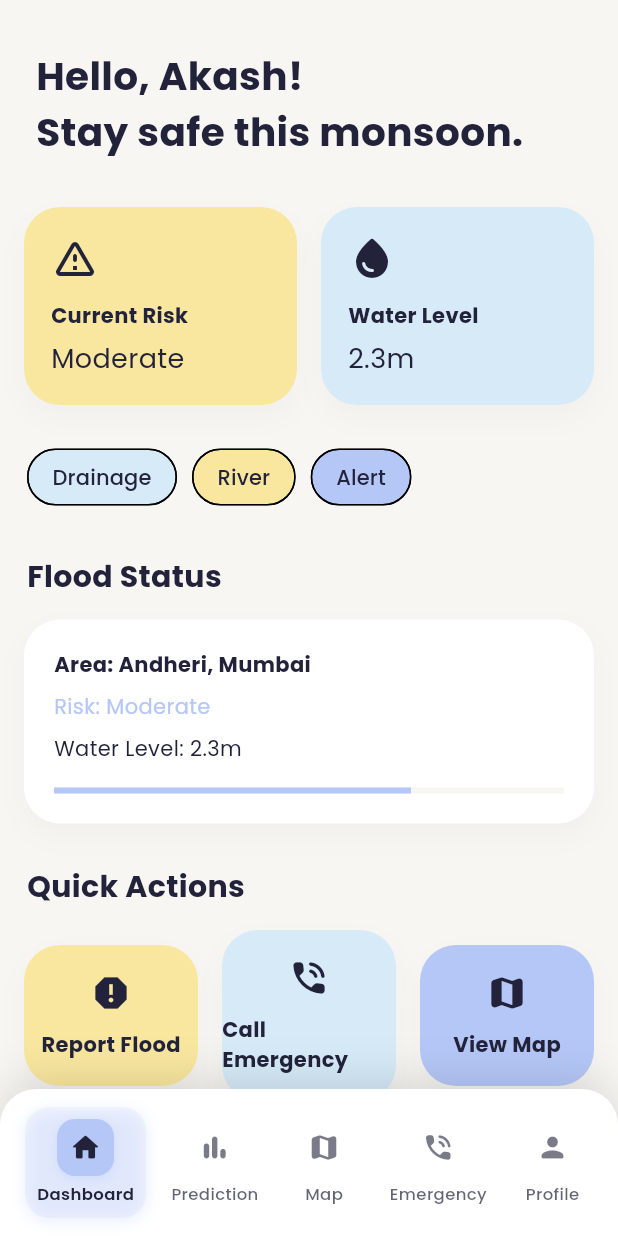
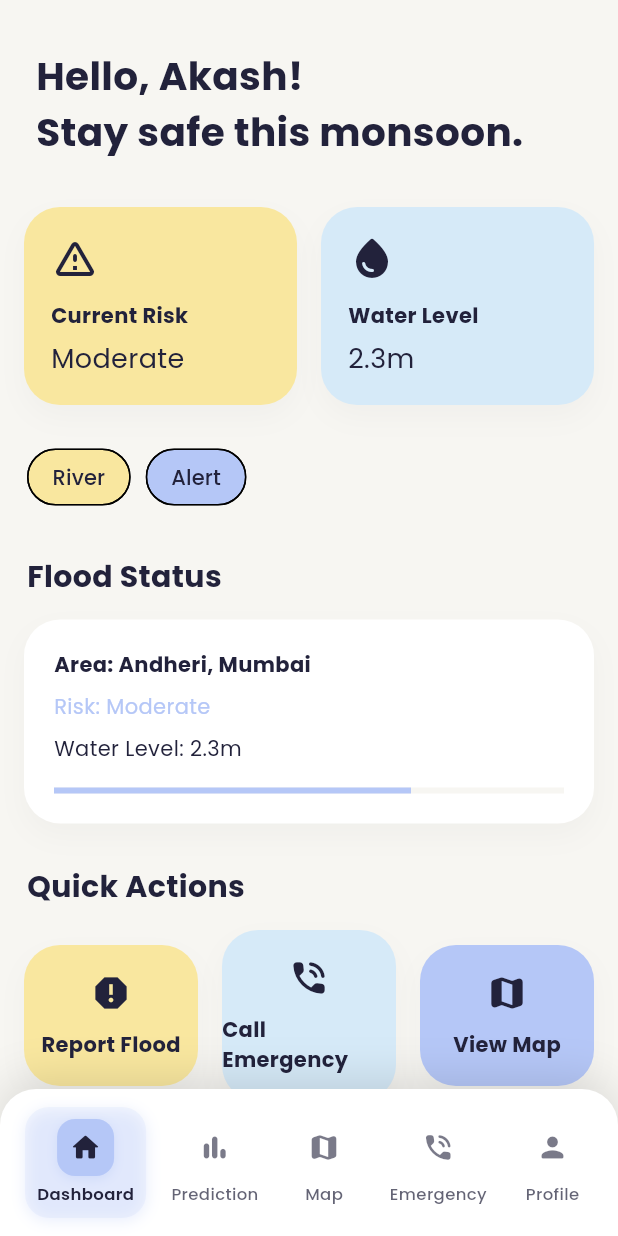
Before and after one commit to AkashKeote/flood, a Flutter app: the screen it shows after launch, on a phone screen of 412 x 824 dp. Run offline on Flutter 3.47's test engine with Material 3 defaults, Android fonts, the light colour scheme and no system bars; our stand-ins replace google_fonts, google_maps_flutter.

Commit message:
Update DashboardPage.dart

```diff
--- a/lib/DashboardPage.dart
+++ b/lib/DashboardPage.dart
@@ -53,7 +53,7 @@ class DashboardPage extends StatelessWidget {
             child: Wrap(
               spacing: 10,
               children: [
-                _PastelChip(label: 'Drainage', color: Color(0xFFD6EAF8)),
+                //_PastelChip(label: 'Drainage', color: Color(0xFFD6EAF8)),
                 _PastelChip(label: 'River', color: Color(0xFFF9E79F)),
                 _PastelChip(label: 'Alert', color: Color(0xFFB5C7F7)),
               ],
```
